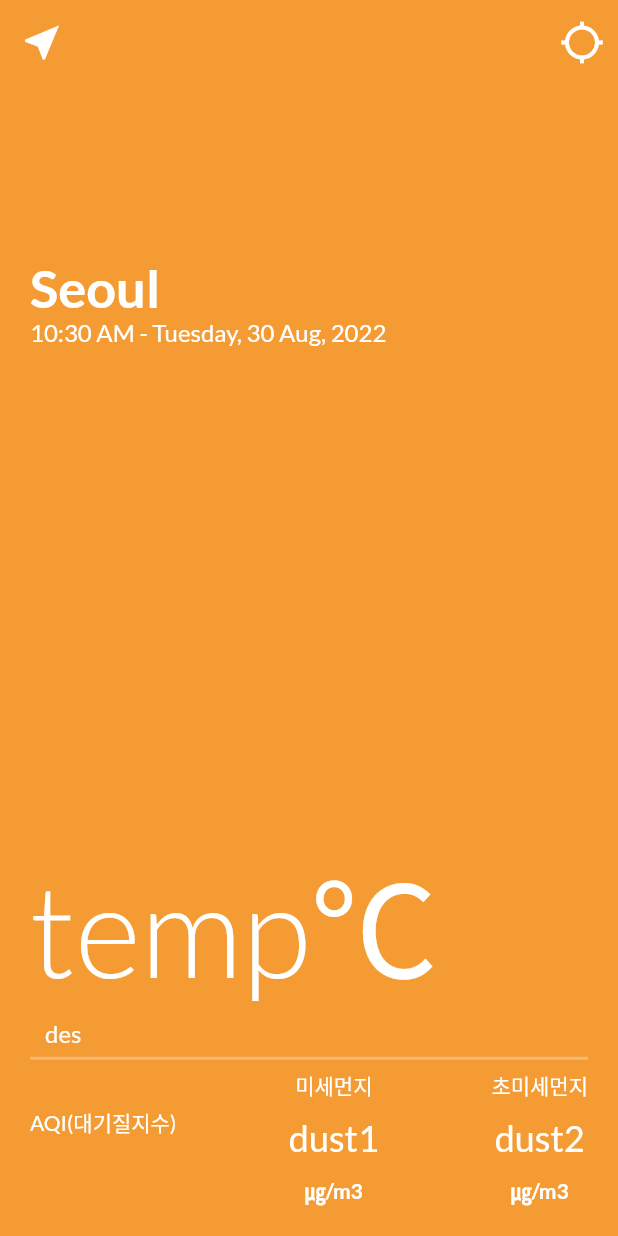
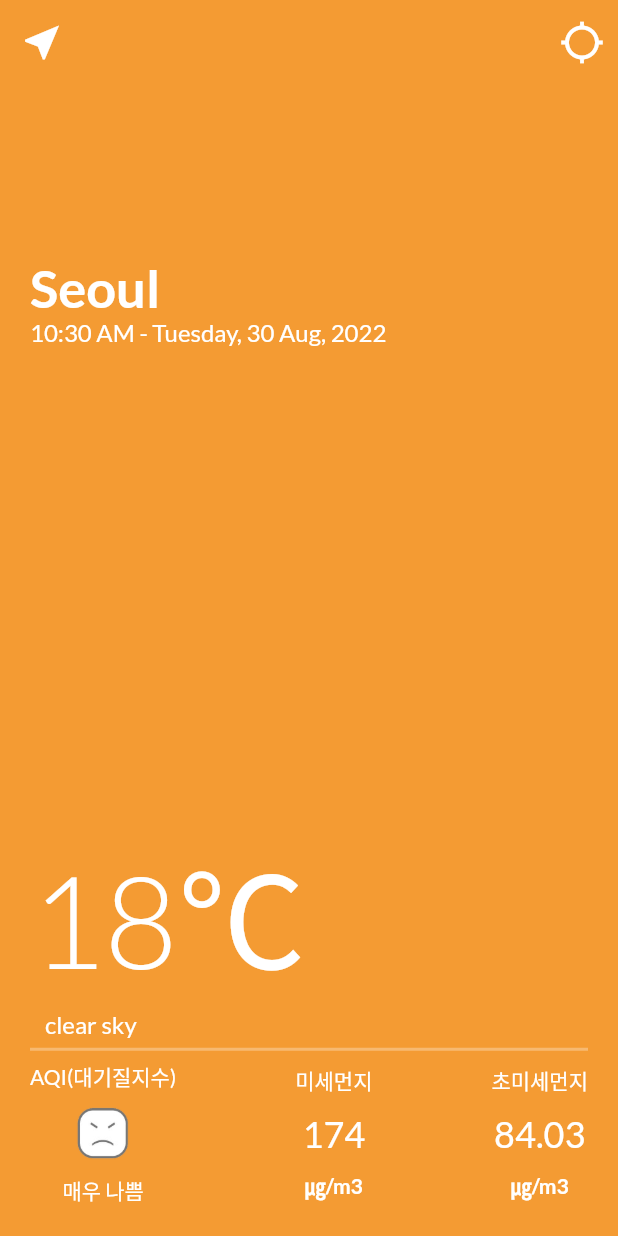
Before and after one commit to coqoa/flutter_codingchef_beginner, a Flutter app: the screen it shows after launch, on a phone screen of 412 x 824 dp. Run offline on Flutter 3.47's test engine with Material 2 defaults, Android fonts, the phone set to English and light mode, and no system bars; our stand-ins replace flutter_svg, google_fonts, timer_builder.

Commit message:
220831 날씨 앱 UI 디자인 추가

```diff
--- a/lib/screens/weather_screen.dart
+++ b/lib/screens/weather_screen.dart
@@ -142,7 +142,7 @@ class _WeatherScreenState extends State<WeatherScreen> {
                           children: [
                             Text(
                               // '$temp\u2103',
-                              'temp\u2103',
+                              '18\u2103',
                               style: GoogleFonts.lato(
                                   fontSize: 85.0,
                                   fontWeight: FontWeight.w300,
@@ -156,7 +156,7 @@ class _WeatherScreenState extends State<WeatherScreen> {
                                 ),
                                 Text(
                                   // '$des',
-                                  'des',
+                                  'clear sky',
                                   style: GoogleFonts.lato(
                                     fontSize: 16.0,
                                     color: Colors.white,
@@ -191,11 +191,19 @@ class _WeatherScreenState extends State<WeatherScreen> {
                               SizedBox(
                                 height: 10.0,
                               ),
+                              Image.asset('image/bad.png',width: 37, height: 35,), // 교체예정
                               // airIcon,
                               SizedBox(
                                 height: 10.0,
                               ),
                               // airState,
+                              Text( // 교체예정
+                                '매우 나쁨',
+                                style: GoogleFonts.lato(
+                                  fontSize: 14.0,
+                                  color: Colors.white,
+                                ),
+                              ),
                             ],
                           ),
                           Column(
@@ -212,7 +220,7 @@ class _WeatherScreenState extends State<WeatherScreen> {
                               ),
                               Text(
                                 // '$dust1',
-                                'dust1',
+                                '174',
                                 style: GoogleFonts.lato(
                                   fontSize: 24.0,
                                   color: Colors.white,
@@ -245,7 +253,7 @@ class _WeatherScreenState extends State<WeatherScreen> {
                               ),
                               Text(
                                 // '$dust2',
-                                'dust2',
+                                '84.03',
                                 style: GoogleFonts.lato(
                                   fontSize: 24.0,
                                   color: Colors.white,
```
